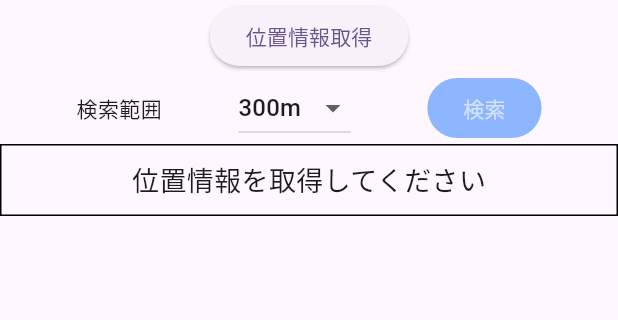
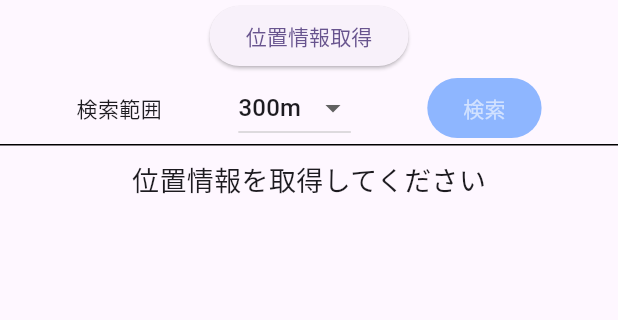
Before and after one commit to Rei0404nakada/restaurant_searcher, a Flutter app: the screen it shows after launch, on a phone screen of 412 x 824 dp, the part 84-404 px from its top. Run offline on Flutter 3.47's test engine with Material 3 defaults, Android fonts, the phone set to English and light mode, and no system bars; our stand-ins replace geolocator.

Commit message:
update: デザイン調整

```diff
--- a/lib/main.dart
+++ b/lib/main.dart
@@ -81,7 +81,16 @@ class _MyHomePageState extends State<MyHomePage> {
               },
               child: const Text('位置情報取得'),
             ),
-            Row(
+            Container(
+              decoration: const BoxDecoration(
+                border: Border(
+                  bottom: BorderSide(
+                    color: Colors.black,
+                    width: 1,
+                  ),
+                ),
+              ),
+              child: Row(
                 mainAxisAlignment: MainAxisAlignment.spaceEvenly,
                 children: <Widget>[
                   const Text('検索範囲'),
@@ -136,15 +145,10 @@ class _MyHomePageState extends State<MyHomePage> {
                   ),
                 ],
               ),
+            ),
             Container(
               padding: const EdgeInsets.all(10),
               width: _deviceWidth,
-              decoration: BoxDecoration(
-                border: Border.all(
-                  width: 1,
-                  color: Colors.black,
-                ),
-              ),
               child: FutureBuilder<List<List<String>>?>(
                   future: restaurantData,
                   builder: (BuildContext context,
@@ -164,7 +168,7 @@ class _MyHomePageState extends State<MyHomePage> {
                                 style: TextButton.styleFrom(
                                   foregroundColor: Colors.black,
                                 ),
-                                child: Text('＜'),
+                                child: const Text('＜'),
                               ),
                               const Text(
                                 '1',
@@ -175,13 +179,14 @@ class _MyHomePageState extends State<MyHomePage> {
                                 style: TextButton.styleFrom(
                                   foregroundColor: Colors.black,
                                 ),
-                                child: Text('＞'),
+                                child: const Text('＞'),
                               ),
                             ],
                           ),
                           for (int i = 0; i < dataLength; i++) ...{
                             Container(
                               width: _deviceWidth,
+                              height: _deviceWidth * 0.33,
                               decoration: BoxDecoration(
                                 border: Border.all(
                                   width: 1,
@@ -209,9 +214,14 @@ class _MyHomePageState extends State<MyHomePage> {
                                             data[i][0]),
                                         Text(
                                             style: const TextStyle(
-                                              fontSize: 16,
+                                              fontSize: 15,
                                             ),
                                             data[i][2]),
+                                        Text(
+                                            style: const TextStyle(
+                                              fontSize: 15,
+                                            ),
+                                            data[i][3]),
                                       ],
                                     ),
                                   ),
@@ -293,6 +303,7 @@ class _MyHomePageState extends State<MyHomePage> {
     print(results);
     print(lat);
     print(range);
+    print(results['results']['shop'][0]['budget']['name']);
 
     if (response.statusCode == 200 && results['results']['shop'].length > 0) {
       searchError = false;
@@ -300,7 +311,8 @@ class _MyHomePageState extends State<MyHomePage> {
         [
           results['results']['shop'][0]['name'],
           results['results']['shop'][0]['photo']['mobile']['s'],
-          results['results']['shop'][0]['mobile_access']
+          results['results']['shop'][0]['mobile_access'],
+          results['results']['shop'][0]['budget']['name']
         ],
       ];
       for (int i = 1; i < results['results']['shop'].length; i++) {
@@ -308,7 +320,8 @@ class _MyHomePageState extends State<MyHomePage> {
           [
             results['results']['shop'][i]['name'],
             results['results']['shop'][i]['photo']['mobile']['s'],
-            results['results']['shop'][i]['mobile_access']
+            results['results']['shop'][i]['mobile_access'],
+            results['results']['shop'][i]['budget']['name']
           ],
         );
       }
```
Lines whose indentation alone changed are shown as unchanged.
